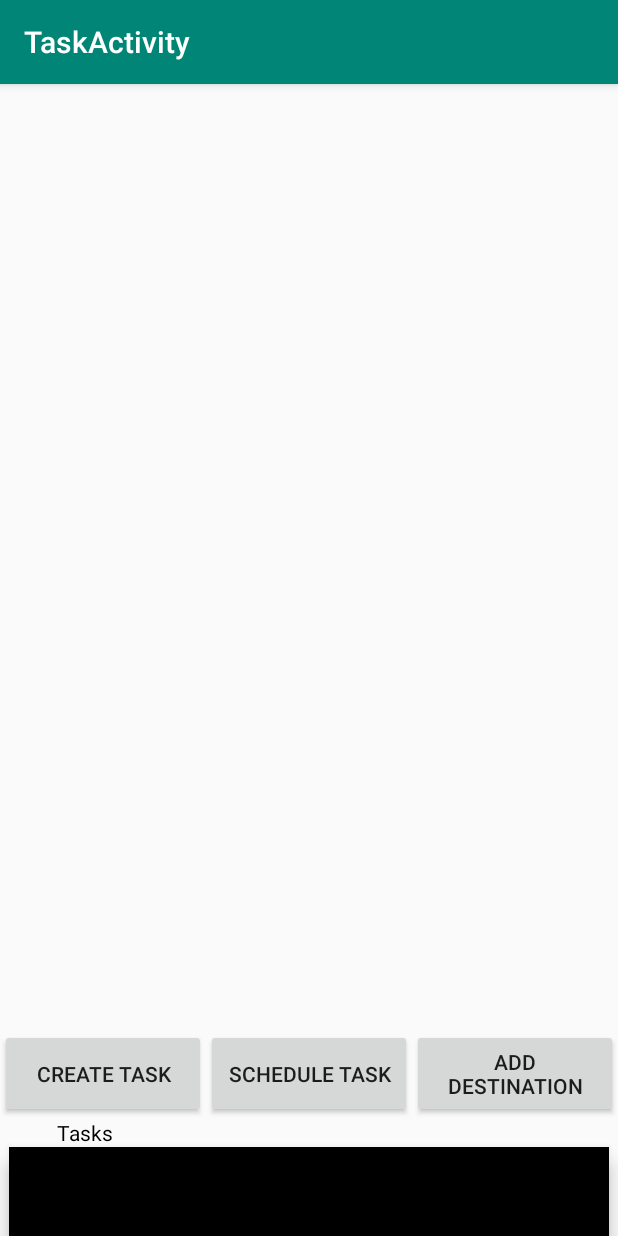
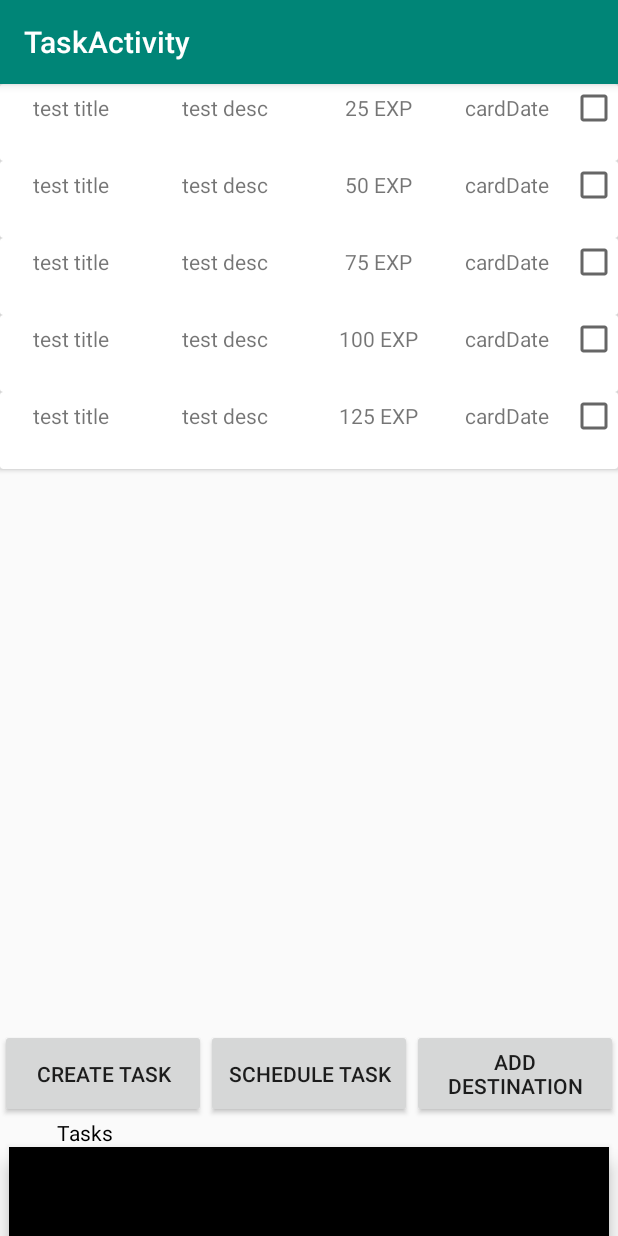
Before and after one commit to T7199384/Lifeventure, an Android app: the TaskActivity screen opened directly, with no data from a screen before it, on a phone screen of 412 x 824 dp. Run offline under Robolectric (Android 15) with nearby library versions, the phone set to English and light mode, and no system bars.

Commit message:
Recycler view works Tasks can be added (Not saved yet)

```diff
--- a/app/build.gradle
+++ b/app/build.gradle
@@ -32,4 +32,5 @@ dependencies {
     testImplementation 'junit:junit:4.12'
     androidTestImplementation 'androidx.test.ext:junit:1.1.0'
     androidTestImplementation 'androidx.test.espresso:espresso-core:3.1.1'
+
 }
--- a/app/src/main/java/com/example/lifeventure/Classes/Task.java
+++ b/app/src/main/java/com/example/lifeventure/Classes/Task.java
@@ -1,10 +1,14 @@
 package com.example.lifeventure.Classes;
+
+import java.util.Date;
 
 public class Task {
     String taskClassTitle;
     String taskClassDesc;
     double taskClassExp;
     Boolean taskClassComplete;
+
+    Date taskClassDate;
 
     public Task(String taskClassTitle, String taskClassDesc, int taskClassDiff, Boolean taskClassComplete) {
         this.taskClassTitle = taskClassTitle;
@@ -14,6 +18,52 @@ public class Task {
         taskClassExp = (taskClassDiff+1)*0.25*100;
     }
 
+    public Task(String taskClassTitle, String taskClassDesc, int taskClassDiff, Boolean taskClassComplete, Date taskClassDate) {
+        this.taskClassTitle = taskClassTitle;
+        this.taskClassDesc = taskClassDesc;
+        this.taskClassComplete = taskClassComplete;
+        this.taskClassDate = taskClassDate;
 
+        taskClassExp = (taskClassDiff+1)*0.25*100;
+    }
 
+    public String getTaskClassTitle() {
+        return taskClassTitle;
+    }
+
+    public void setTaskClassTitle(String taskClassTitle) {
+        this.taskClassTitle = taskClassTitle;
+    }
+
+    public String getTaskClassDesc() {
+        return taskClassDesc;
+    }
+
+    public void setTaskClassDesc(String taskClassDesc) {
+        this.taskClassDesc = taskClassDesc;
+    }
+
+    public double getTaskClassExp() {
+        return taskClassExp;
+    }
+
+    public void setTaskClassExp(double taskClassExp) {
+        this.taskClassExp = taskClassExp;
+    }
+
+    public Boolean getTaskClassComplete() {
+        return taskClassComplete;
+    }
+
+    public void setTaskClassComplete(Boolean taskClassComplete) {
+        this.taskClassComplete = taskClassComplete;
+    }
+
+    public Date getTaskClassDate() {
+        return taskClassDate;
+    }
+
+    public void setTaskClassDate(Date taskClassDate) {
+        this.taskClassDate = taskClassDate;
+    }
 }
--- /dev/null
+++ b/app/src/main/java/com/example/lifeventure/Classes/TaskAdapter.java
@@ -0,0 +1,64 @@
+package com.example.lifeventure.Classes;
+
+import android.view.LayoutInflater;
+import android.view.View;
+import android.view.ViewGroup;
+import android.widget.CheckBox;
+import android.widget.TextView;
+
+import androidx.annotation.NonNull;
+import androidx.recyclerview.widget.RecyclerView;
+
+import com.example.lifeventure.R;
+
+import java.util.ArrayList;
+
+
+
+public class TaskAdapter extends RecyclerView.Adapter<TaskAdapter.viewHolder> {
+    private ArrayList<Task> mList;
+
+    public static class viewHolder extends RecyclerView.ViewHolder{
+        public TextView taskAdapterTitle;
+        public TextView taskAdapterDesc;
+        public TextView taskAdapterExp;
+        public TextView taskAdapterDate;
+        public CheckBox taskAdapterCheck;
+
+        public viewHolder(@NonNull View itemView) {
+            super(itemView);
+            taskAdapterTitle = itemView.findViewById(R.id.taskCardTitle);
+            taskAdapterDesc = itemView.findViewById(R.id.taskCardDesc);
+            taskAdapterExp = itemView.findViewById(R.id.taskCardExp);
+            taskAdapterDate = itemView.findViewById(R.id.taskCardComplete);
+            taskAdapterCheck = itemView.findViewById(R.id.taskCardComplete);
+        }
+    }
+
+    public TaskAdapter(ArrayList<Task> list) {
+        mList = list;
+    }
+
+    @NonNull
+    @Override
+    public viewHolder onCreateViewHolder(@NonNull ViewGroup parent, int viewType) {
+        View v = LayoutInflater.from(parent.getContext()).inflate(R.layout.layout_card_taskcreate, parent, false);
+        viewHolder vh = new viewHolder(v);
+        return vh;
+    }
+
+    @Override
+    public void onBindViewHolder(@NonNull viewHolder holder, int position) {
+        Task current = mList.get(position);
+
+        holder.taskAdapterTitle.setText(current.getTaskClassTitle());
+        holder.taskAdapterDesc.setText(current.getTaskClassDesc());
+        holder.taskAdapterExp.setText((int) current.getTaskClassExp()+" EXP");
+        holder.taskAdapterDate.setText((CharSequence) current.getTaskClassDate());
+    }
+
+    @Override
+    public int getItemCount() {
+        return mList.size();
+    }
+}
--- a/app/src/main/java/com/example/lifeventure/Dialogs/CreateTaskDialog.java
+++ b/app/src/main/java/com/example/lifeventure/Dialogs/CreateTaskDialog.java
@@ -81,6 +81,15 @@ public class CreateTaskDialog extends AppCompatDialogFragment{
                 String uName = tName.getText().toString();
                 String uDesc = tDesc.getText().toString();
                 listener.apply(uName, uDesc,tDiffInt);
+                dismiss();
+            }
+        });
+
+        Button cancel = view.findViewById(R.id.cancelTaskButton);
+        cancel.setOnClickListener(new View.OnClickListener(){
+            @Override
+            public void onClick(View v) {
+                dismiss();
             }
         });
 
--- a/app/src/main/java/com/example/lifeventure/TaskActivity.java
+++ b/app/src/main/java/com/example/lifeventure/TaskActivity.java
@@ -1,6 +1,8 @@
 package com.example.lifeventure;
 
 import androidx.appcompat.app.AppCompatActivity;
+import androidx.recyclerview.widget.LinearLayoutManager;
+import androidx.recyclerview.widget.RecyclerView;
 
 import android.content.Intent;
 import android.os.Bundle;
@@ -9,9 +11,18 @@ import android.widget.Button;
 import android.widget.ImageButton;
 
 import com.example.lifeventure.Classes.Task;
+import com.example.lifeventure.Classes.TaskAdapter;
 import com.example.lifeventure.Dialogs.CreateTaskDialog;
 
+import java.util.ArrayList;
+
 public class TaskActivity extends AppCompatActivity implements CreateTaskDialog.TaskCreateListener {
+
+    private ArrayList<Task> checkList = new ArrayList<>();
+
+    private RecyclerView mRecyclerView;
+    private RecyclerView.Adapter mAdapter;
+    private RecyclerView.LayoutManager mLayoutManager;
 
     @Override
     protected void onCreate(Bundle savedInstanceState) {
@@ -49,6 +60,34 @@ public class TaskActivity extends AppCompatActivity implements CreateTaskDialog.
                 CreateTaskDialog();
             }
         });
+
+        createList();
+        buildRecycler();
+
+    }
+
+    public void buildRecycler() {
+        mRecyclerView=findViewById(R.id.checkList);
+        mRecyclerView.setHasFixedSize(true);
+        mLayoutManager=new LinearLayoutManager(this);
+        mAdapter = new TaskAdapter(checkList);
+
+        mRecyclerView.setLayoutManager(mLayoutManager);
+        mRecyclerView.setAdapter(mAdapter);
+    }
+
+    public void createList() {
+        checkList = new ArrayList<>();
+        checkList.add(new Task("test title","test desc",0,false));
+        checkList.add(new Task("test title","test desc",1,false));
+        checkList.add(new Task("test title","test desc",2,false));
+        checkList.add(new Task("test title","test desc",3,false));
+        checkList.add(new Task("test title","test desc",4,false));
+    }
+
+    public void insert(Task taskIn){
+        checkList.add(taskIn);
+        mAdapter.notifyItemInserted(checkList.size());
     }
 
     public void CreateTaskDialog() {
@@ -59,5 +98,9 @@ public class TaskActivity extends AppCompatActivity implements CreateTaskDialog.
     @Override
     public void apply(String uName, String uDesc, int tDiffInt) {
         Task task = new Task(uName, uDesc, tDiffInt, false);
+        insert(task);
+        //Button createTask = findViewById(R.id.taskCreate);
+        //createTask.setText(task.getTaskClassTitle());
+;
     }
 }
--- a/app/src/main/res/layout/activity_task.xml
+++ b/app/src/main/res/layout/activity_task.xml
@@ -9,14 +9,18 @@
     <androidx.recyclerview.widget.RecyclerView
         android:id="@+id/checkList"
         android:layout_width="0dp"
-        android:layout_height="wrap_content"
+        android:layout_height="0dp"
+        android:backgroundTint="@color/colorPrimary"
+        app:layout_constraintBottom_toTopOf="@+id/linearLayout2"
         app:layout_constraintEnd_toEndOf="parent"
+        app:layout_constraintHorizontal_bias="0.0"
         app:layout_constraintStart_toStartOf="parent"
         app:layout_constraintTop_toTopOf="parent">
 
     </androidx.recyclerview.widget.RecyclerView>
 
     <LinearLayout
+        android:id="@+id/linearLayout2"
         android:layout_width="0dp"
         android:layout_height="wrap_content"
         android:orientation="horizontal"
--- a/app/src/main/res/layout/layout_card_taskcreate.xml
+++ b/app/src/main/res/layout/layout_card_taskcreate.xml
@@ -1,6 +1,58 @@
 <?xml version="1.0" encoding="utf-8"?>
-<LinearLayout xmlns:android="http://schemas.android.com/apk/res/android"
-    android:orientation="vertical" android:layout_width="match_parent"
-    android:layout_height="match_parent">
+<androidx.cardview.widget.CardView xmlns:android="http://schemas.android.com/apk/res/android"
+    android:layout_width="match_parent"
+    android:layout_height="wrap_content"
+    xmlns:app="http://schemas.android.com/apk/res-auto"
+    app:cardCornerRadius="2dp">
 
-</LinearLayout>
+    <LinearLayout
+        android:layout_width="match_parent"
+        android:layout_height="match_parent"
+        android:layout_marginStart="2dp"
+        android:orientation="horizontal">
+
+        <TextView
+            android:id="@+id/taskCardTitle"
+            android:layout_width="76dp"
+            android:layout_height="wrap_content"
+            android:layout_marginStart="2dp"
+            android:layout_weight="1"
+            android:text="@string/cardtitle"
+            android:textAlignment="center" />
+
+        <TextView
+            android:id="@+id/taskCardDesc"
+            android:layout_width="106dp"
+            android:layout_height="wrap_content"
+            android:layout_weight="1"
+            android:maxLines="6"
+            android:minLines="3"
+            android:text="@string/carddesc"
+            android:textAlignment="center" />
+
+        <TextView
+            android:id="@+id/taskCardExp"
+            android:layout_width="73dp"
+            android:layout_height="wrap_content"
+            android:layout_weight="1"
+            android:text="@string/cardexp"
+            android:textAlignment="center" />
+
+        <TextView
+            android:id="@+id/taskCardSche"
+            android:layout_width="73dp"
+            android:layout_height="wrap_content"
+            android:layout_weight="1"
+            android:maxLines="2"
+            android:minLines="2"
+            android:text="@string/carddate"
+            android:textAlignment="center" />
+
+        <CheckBox
+            android:id="@+id/taskCardComplete"
+            android:layout_width="wrap_content"
+            android:layout_height="wrap_content"
+            android:layout_weight="0" />
+    </LinearLayout>
+
+</androidx.cardview.widget.CardView>
--- a/app/src/main/res/values/strings.xml
+++ b/app/src/main/res/values/strings.xml
@@ -25,4 +25,8 @@
     <string name="enter_task_name">Enter Task Name</string>
     <string name="enter_task_description">Enter Task Description</string>
     <string name="difficulty_very_easy">Difficulty: Very Easy</string>
+    <string name="cardtitle">cardTitle</string>
+    <string name="carddesc">cardDesc</string>
+    <string name="cardexp">cardExp</string>
+    <string name="carddate">cardDate</string>
 </resources>
--- a/build.gradle
+++ b/build.gradle
@@ -18,6 +18,7 @@ allprojects {
     repositories {
         google()
         jcenter()
+        maven {url "https://maven.google.com"}
 
     }
 }
```
